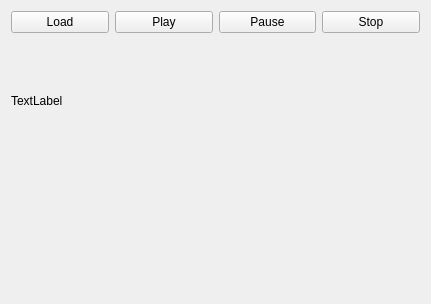
Above: hrwplayer.ui from hrw/modland-player before the change. Below: the same form after it.
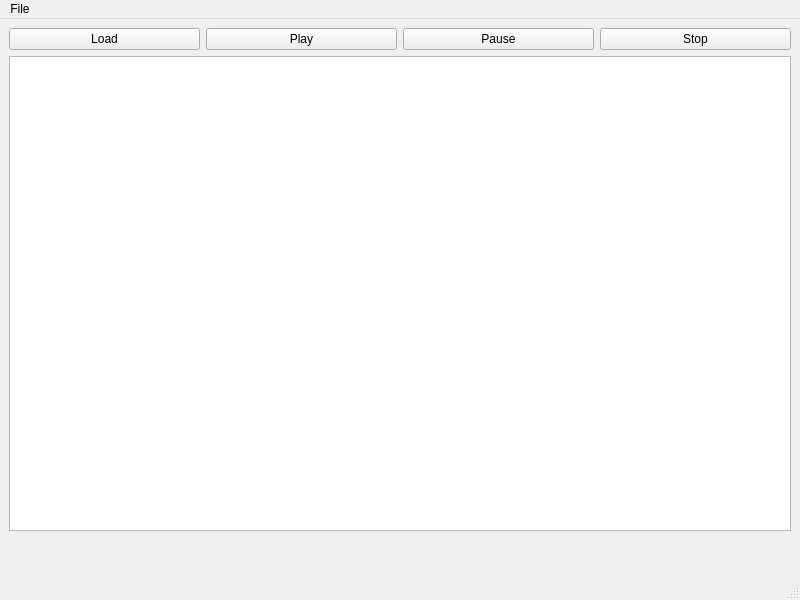
That is the form after the change. Custom widgets are drawn as their Qt base class.

```diff
--- a/hrwplayer.ui
+++ b/hrwplayer.ui
@@ -1,22 +1,21 @@
 <?xml version="1.0" encoding="UTF-8"?>
 <ui version="4.0">
  <class>HrwPlayer</class>
- <widget class="QWidget" name="HrwPlayer">
+ <widget class="QMainWindow" name="HrwPlayer">
   <property name="geometry">
    <rect>
     <x>0</x>
     <y>0</y>
-    <width>431</width>
-    <height>304</height>
+    <width>800</width>
+    <height>600</height>
    </rect>
   </property>
   <property name="windowTitle">
    <string>Form</string>
   </property>
-  <layout class="QGridLayout" name="gridLayout_2">
-   <item row="0" column="0">
-    <layout class="QGridLayout" name="gridLayout">
-     <item row="0" column="0">
+  <widget class="QWidget" name="centralwidget">
+   <layout class="QVBoxLayout" name="verticalLayout_2">
+    <item>
       <layout class="QHBoxLayout" name="horizontalLayout_2">
        <item>
         <widget class="QPushButton" name="LoadButton">
@@ -48,8 +47,9 @@
        </item>
       </layout>
      </item>
-     <item row="2" column="0">
-      <layout class="QHBoxLayout" name="horizontalLayout">
+    <item>
+     <widget class="QListWidget" name="SongsList"/>
+    </item>
        <item>
         <layout class="QVBoxLayout" name="verticalLayout">
          <item>
@@ -60,18 +60,68 @@
          </item>
         </layout>
        </item>
-      </layout>
-     </item>
-     <item row="1" column="0">
-      <widget class="QLabel" name="songTitle">
+    <item>
+     <layout class="QHBoxLayout" name="horizontalLayout">
+      <item>
+       <widget class="QLabel" name="TitleLabel">
+        <property name="text">
+         <string/>
+        </property>
+       </widget>
+      </item>
+      <item>
+       <spacer name="horizontalSpacer">
+        <property name="orientation">
+         <enum>Qt::Horizontal</enum>
+        </property>
+        <property name="sizeHint" stdset="0">
+         <size>
+          <width>40</width>
+          <height>20</height>
+         </size>
+        </property>
+       </spacer>
+      </item>
+      <item>
+       <widget class="QLabel" name="TimeLabel">
        <property name="text">
-        <string>TextLabel</string>
+         <string/>
        </property>
       </widget>
      </item>
     </layout>
    </item>
   </layout>
+  </widget>
+  <widget class="QMenuBar" name="menubar">
+   <property name="geometry">
+    <rect>
+     <x>0</x>
+     <y>0</y>
+     <width>800</width>
+     <height>21</height>
+    </rect>
+   </property>
+   <widget class="QMenu" name="menuFile">
+    <property name="title">
+     <string>File</string>
+    </property>
+    <addaction name="actionLoad"/>
+    <addaction name="actionExit"/>
+   </widget>
+   <addaction name="menuFile"/>
+  </widget>
+  <widget class="QStatusBar" name="statusbar"/>
+  <action name="actionLoad">
+   <property name="text">
+    <string>Load</string>
+   </property>
+  </action>
+  <action name="actionExit">
+   <property name="text">
+    <string>Exit</string>
+   </property>
+  </action>
  </widget>
  <customwidgets>
   <customwidget>
```
Left out of the diff: 2 changed lines with no effect on the pictures. Lines whose indentation alone changed are shown as unchanged.
